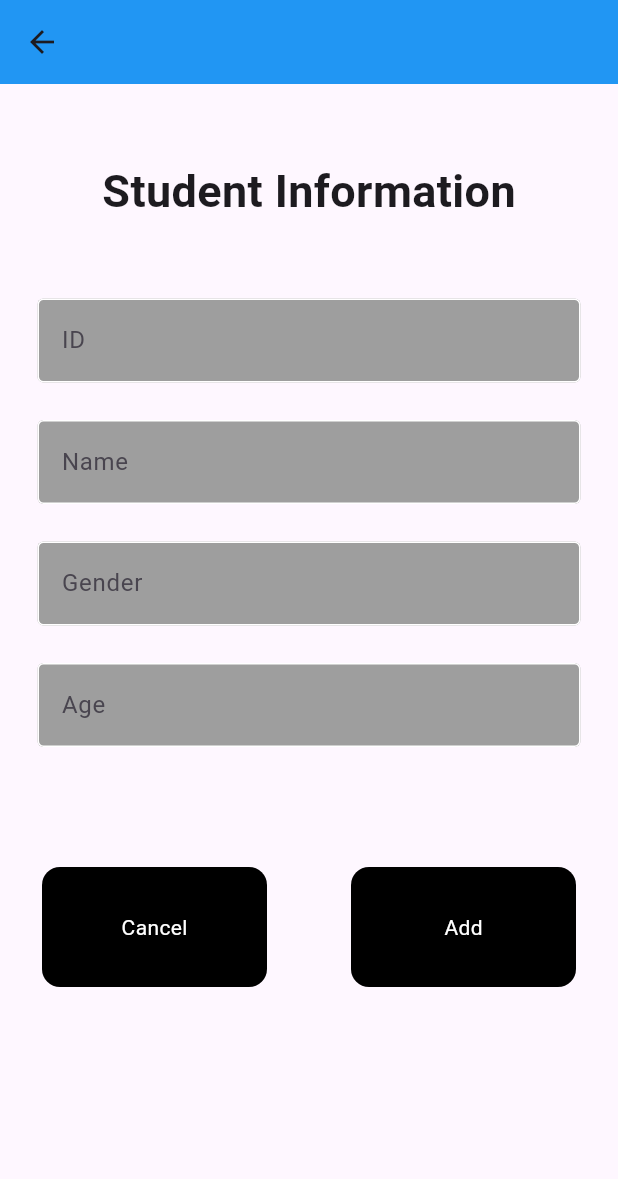
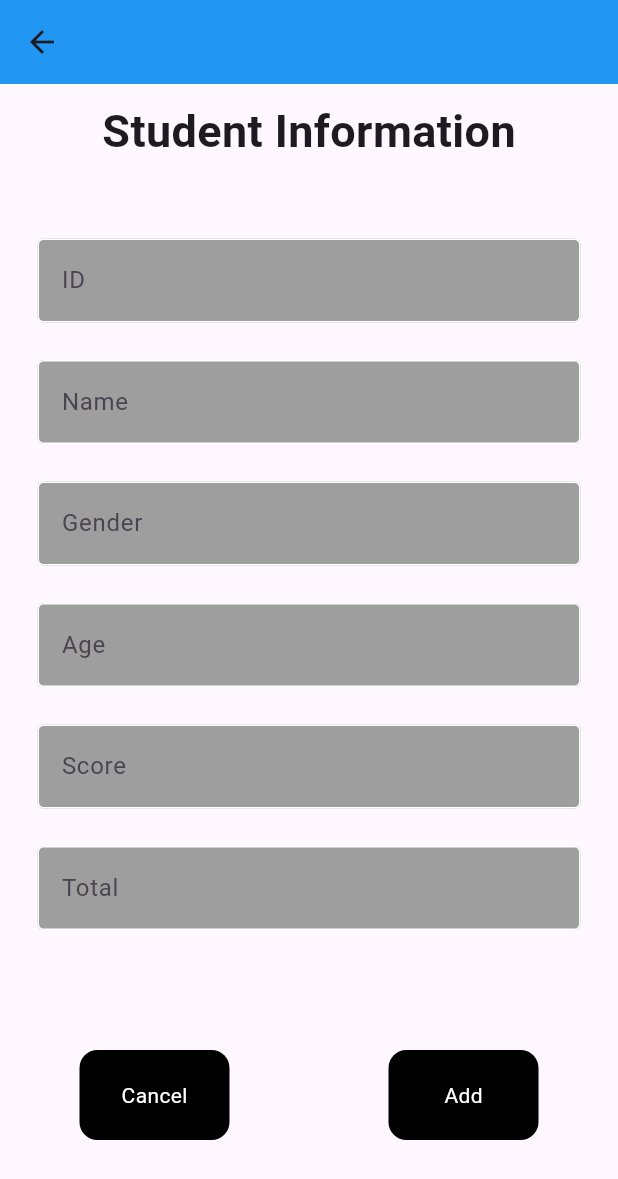
Before and after one commit to oudom-roeurn/Student, a Flutter app: the HomescreenPage screen opened directly, on a phone screen of 412 x 824 dp. Shown: the top 1179 px of the screen. Run offline on Flutter 3.47's test engine with Material 3 defaults, Android fonts, the phone set to English and light mode, and no system bars; our stand-ins replace sqflite; accounts and stored records are empty.

Commit message:
commit code

```diff
--- a/lib/view/homescreen.dart
+++ b/lib/view/homescreen.dart
@@ -47,7 +47,7 @@ class _HomescreenPageState extends State<HomescreenPage> {
             child: Column(
               children: [
                 const SizedBox(
-                  height: 50,
+                  height: 10,
                 ),
                 const Text(
                   'Student Information',
@@ -129,6 +129,44 @@ class _HomescreenPageState extends State<HomescreenPage> {
                         hintText: "Age"),
                   ),
                 ),
+                const SizedBox(
+                  height: 25,
+                ),
+                Padding(
+                  padding: const EdgeInsets.symmetric(horizontal: 25.0),
+                  child: TextField(
+                    controller: genderController,
+                    decoration: const InputDecoration(
+                        enabledBorder: OutlineInputBorder(
+                          borderSide: BorderSide(color: Colors.white),
+                        ),
+                        focusedBorder: OutlineInputBorder(
+                          borderSide: BorderSide(color: Colors.grey),
+                        ),
+                        fillColor: Colors.grey,
+                        filled: true,
+                        hintText: "Score"),
+                  ),
+                ),
+                const SizedBox(
+                  height: 25,
+                ),
+                Padding(
+                  padding: const EdgeInsets.symmetric(horizontal: 25.0),
+                  child: TextField(
+                    controller: genderController,
+                    decoration: const InputDecoration(
+                        enabledBorder: OutlineInputBorder(
+                          borderSide: BorderSide(color: Colors.white),
+                        ),
+                        focusedBorder: OutlineInputBorder(
+                          borderSide: BorderSide(color: Colors.grey),
+                        ),
+                        fillColor: Colors.grey,
+                        filled: true,
+                        hintText: "Total"),
+                  ),
+                ),
                 const SizedBox(height: 80),
                 Row(
                   mainAxisAlignment: MainAxisAlignment.spaceAround,
@@ -138,8 +176,8 @@ class _HomescreenPageState extends State<HomescreenPage> {
                         Navigator.pop(context);
                       },
                       child: Container(
-                        height: 80,
-                        width: 150,
+                        height: 60,
+                        width: 100,
                         decoration: BoxDecoration(
                             color: Colors.black,
                             borderRadius: BorderRadius.circular(12.0)),
@@ -163,8 +201,8 @@ class _HomescreenPageState extends State<HomescreenPage> {
                               .whenComplete(() => Navigator.pop(context));
                         },
                         child: Container(
-                          height: 80,
-                          width: 150,
+                          height: 60,
+                          width: 100,
                           decoration: BoxDecoration(
                               color: Colors.black,
                               borderRadius: BorderRadius.circular(12.0)),
@@ -189,8 +227,8 @@ class _HomescreenPageState extends State<HomescreenPage> {
                               .whenComplete(() => Navigator.pop(context));
                         },
                         child: Container(
-                          height: 80,
-                          width: 150,
+                          height: 60,
+                          width: 100,
                           decoration: BoxDecoration(
                               color: Colors.black,
                               borderRadius: BorderRadius.circular(12.0)),
```
